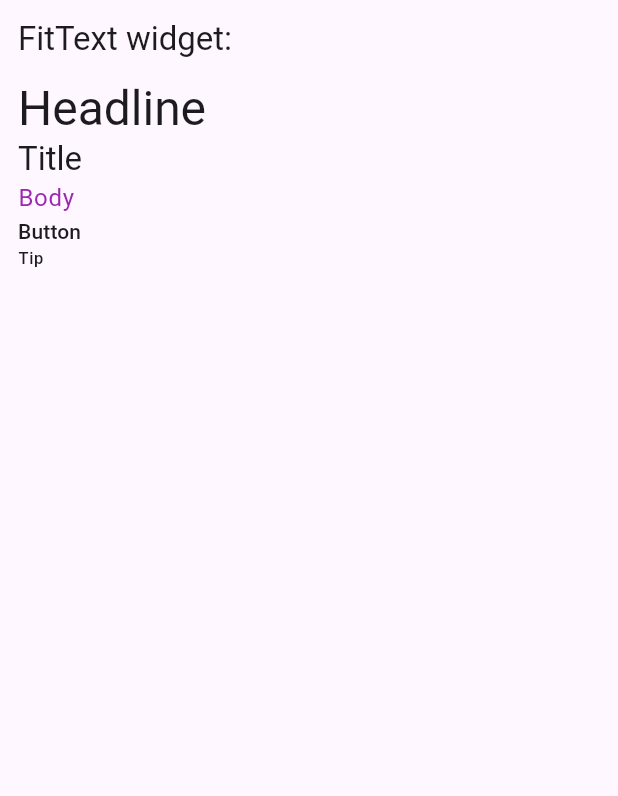
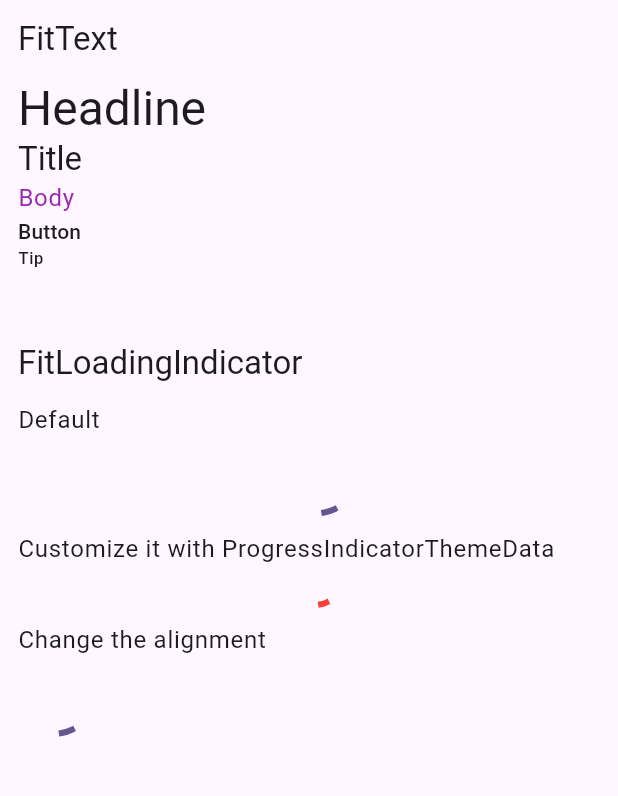
Before and after one commit to Vaistudio-dev/flutter_fit_utils_ui, a Flutter app: the screen it shows after launch, on a phone screen of 412 x 824 dp, the part 84-880 px from its top. Run offline on Flutter 3.47's test engine with Material 3 defaults, Android fonts, the phone set to English and light mode, and no system bars; our stand-ins replace google_fonts; Roboto replaces fonts that are missing (Overpass).

Commit message:
Added FitLoadingIndicator.

```diff
--- a/example/lib/main.dart
+++ b/example/lib/main.dart
@@ -1,4 +1,5 @@
 import 'package:flutter/material.dart';
+import 'package:flutter_fit_utils_ui/fit_loading_indicator.dart';
 import 'package:flutter_fit_utils_ui/flutter_fit_utils_ui.dart';
 import 'package:google_fonts/google_fonts.dart';
 
@@ -26,17 +27,34 @@ class MyApp extends StatelessWidget {
           ),
           body: Container(
             margin: const EdgeInsets.only(top: 12, left: 12),
-            child: const Column(
+            child: Column(
               crossAxisAlignment: CrossAxisAlignment.start,
               children: [
-                FitText.title("FitText widget:",
+                const FitText.title("FitText",
                     margin: EdgeInsets.only(bottom: 12)),
-                FitText.headline("Headline"),
-                FitText.title("Title"),
-                FitText.body("Body", style: TextStyle(color: Colors.purple)),
-                FitText.button("Button"),
-                FitText.tip("Tip"),
-                SizedBox(height: 48),
+                const FitText.headline("Headline"),
+                const FitText.title("Title"),
+                const FitText.body("Body", style: TextStyle(color: Colors.purple)),
+                const FitText.button("Button"),
+                const FitText.tip("Tip"),
+                const SizedBox(height: 48),
+                const FitText.title("FitLoadingIndicator",
+                    margin: EdgeInsets.only(bottom: 12)),
+                const FitText.body("Default"),
+                const FitLoadingIndicator(),
+                const SizedBox(height: 12),
+                const FitText.body("Customize it with ProgressIndicatorThemeData"),
+                Theme(
+                  data: ThemeData(
+                    progressIndicatorTheme: const ProgressIndicatorThemeData(
+                      color: Colors.red,
+                    )
+                  ),
+                  child: const FitLoadingIndicator(size: Size(25, 25))
+                ),
+                const SizedBox(height: 12),
+                const FitText.body("Change the alignment"),
+                const FitLoadingIndicator(alignment: Alignment.centerLeft),
               ],
             ),
           ),
--- /dev/null
+++ b/lib/fit_loading_indicator.dart
@@ -0,0 +1,36 @@
+import 'package:flutter/material.dart';
+
+import 'fit_theme.dart';
+
+/// [CircularProgressIndicator] that has by default a size of 50 x 50 pixels.
+/// You can theme this widget with [ProgressIndicatorThemeData].
+/// You can also set the default size inside [FitTheme].
+class FitLoadingIndicator extends StatelessWidget {
+  /// Default size for the loading indicator. 50 x 50 pixels.
+  static const Size defaultSize = Size(50, 50);
+
+  /// Size of the loading indicator.
+  final Size? size;
+
+  /// Alignment of the indicator. Centered by default.
+  final Alignment? alignment;
+
+  /// Creates a new [FitLoadingIndicator].
+  const FitLoadingIndicator({super.key, this.size, this.alignment});
+
+  @override
+  Widget build(BuildContext context) {
+    final ThemeData appTheme = Theme.of(context);
+    final FitTheme? fitTheme = FitTheme.of(context);
+
+    return Container(
+      alignment: alignment ?? Alignment.center,
+      color: appTheme.scaffoldBackgroundColor,
+      child: SizedBox(
+        width: size?.width ?? fitTheme?.loadingIndicatorSize.width ?? defaultSize.width,
+        height: size?.height ?? fitTheme?.loadingIndicatorSize.height ?? defaultSize.height,
+        child: const CircularProgressIndicator(),
+      ),
+    );
+  }
+}
--- a/lib/fit_text.dart
+++ b/lib/fit_text.dart
@@ -1,5 +1,5 @@
 import 'package:flutter/material.dart';
-import 'package:flutter_fit_utils_ui/theme/fit_theme.dart';
+import 'package:flutter_fit_utils_ui/fit_theme.dart';
 
 /// [Text] widget with pre-built styles:
 /// Headline: based on TextTheme.headlineLarge.
--- a/lib/theme/fit_theme.dart
+++ b/lib/fit_theme.dart
@@ -1,4 +1,5 @@
 import 'package:flutter/material.dart';
+import 'package:flutter_fit_utils_ui/fit_loading_indicator.dart';
 
 /// Theme data with extended functionnalities.
 class FitTheme extends InheritedWidget {
@@ -7,8 +8,17 @@ class FitTheme extends InheritedWidget {
   /// For example, use this base style to set the font family.
   final TextStyle? baseTextStyle;
 
+  /// Size to use to display [FitLoadingIndicator].
+  /// You can override the size for individual loading indicators if needed.
+  final Size loadingIndicatorSize;
+
   /// Creates a new intance of [FitTheme].
-  const FitTheme({super.key, required super.child, this.baseTextStyle});
+  const FitTheme({
+    super.key,
+    required super.child,
+    this.baseTextStyle,
+    this.loadingIndicatorSize = FitLoadingIndicator.defaultSize
+  });
 
   /// Gets the closest [FitTheme] in the Widget Tree.
   static FitTheme? of(BuildContext context) {
--- a/lib/flutter_fit_utils_ui.dart
+++ b/lib/flutter_fit_utils_ui.dart
@@ -1,4 +1,5 @@
 library flutter_fit_utils_ui;
 
 export 'fit_text.dart';
-export 'theme/fit_theme.dart';
+export 'fit_theme.dart';
+export 'fit_loading_indicator.dart';
```
